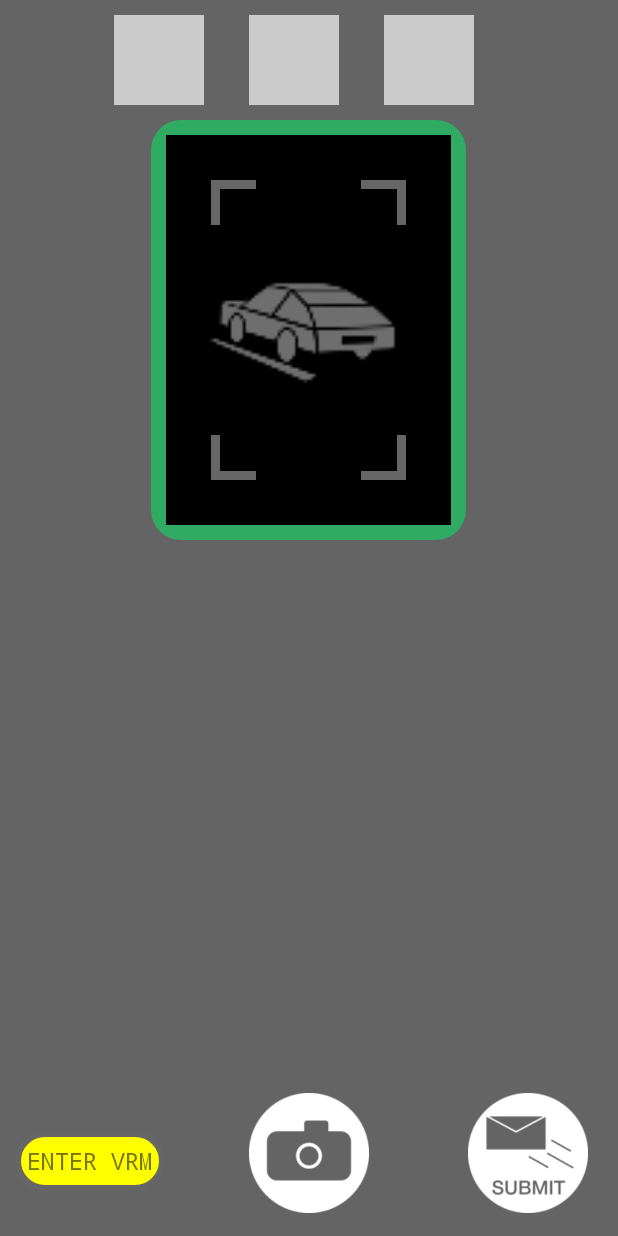
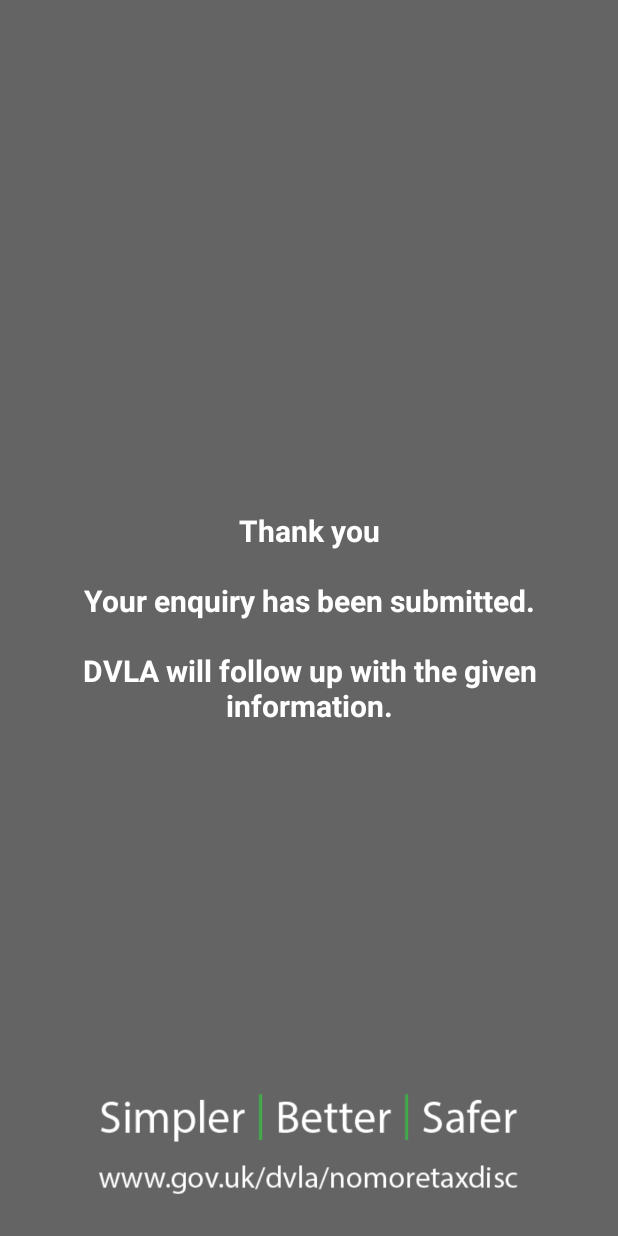
Before and after one commit to Izitaxed/android-dvlahack, an Android app: the layout camera.xml on its own in the app's theme, with its tools: preview values and no code run, on a phone screen of 412 x 824 dp. Run offline under Robolectric (Android 15) with nearby library versions, the light colour scheme and no system bars.

Commit message:
Added sbs image and new logo

```diff
--- a/app/src/main/java/com/hackathon/izitaxed/app/MainActivity.java
+++ b/app/src/main/java/com/hackathon/izitaxed/app/MainActivity.java
@@ -176,7 +176,7 @@
 
     protected void displayViewCamera(String vrm) {
         setContentView(R.layout.camera);
-        TextView submitView = (TextView) findViewById(R.id.submitted);
+        RelativeLayout submitView = (RelativeLayout) findViewById(R.id.submitted);
         submitView.setVisibility(View.GONE);
 
         final RelativeLayout cameraButton =(RelativeLayout) findViewById(R.id.cameraButton);
@@ -197,7 +197,7 @@
                     Build.MANUFACTURER + " " + Build.MODEL
                 ).toString();
 
-                TextView submitView = (TextView) findViewById(R.id.submitted);
+                RelativeLayout submitView = (RelativeLayout) findViewById(R.id.submitted);
                 new QuerySubmit().execute(json, submitView);
 
             }
--- a/app/src/main/java/com/hackathon/izitaxed/app/QuerySubmit.java
+++ b/app/src/main/java/com/hackathon/izitaxed/app/QuerySubmit.java
@@ -19,13 +19,13 @@
 public class QuerySubmit extends AsyncTask<Object, Void, Integer>
 {
     String json;
-    TextView submitView;
+    RelativeLayout submitView;
 
     @Override
     protected Integer doInBackground(Object... params)
     {
         this.json = (String) params[0];
-        this.submitView = (TextView) params[1];
+        this.submitView = (RelativeLayout) params[1];
 
         BufferedReader inBuffer = null;
         String url = "http://185.40.9.188:9110/DVLA/rest/postReport";
--- a/app/src/main/res/layout/camera.xml
+++ b/app/src/main/res/layout/camera.xml
@@ -7,7 +7,7 @@
     tools:context="com.hackathon.izitaxed.app.MainActivity">
 
     <RelativeLayout
-        android:layout_width="260dp"
+        android:layout_width="240dp"
         android:layout_height="60dp"
         android:layout_marginTop="10dp"
         android:layout_centerHorizontal="true">
@@ -170,7 +170,7 @@
             android:id="@+id/vrm_box"
             android:background="@drawable/vrm_box"
             android:layout_alignParentTop="true"
-            android:layout_marginTop="30dp"
+            android:layout_marginTop="24dp"
             android:layout_marginLeft="10dp"
             android:gravity="center"
             android:text="@string/defaultVRM"
@@ -199,7 +199,9 @@
         android:id="@+id/submitButton"
         ></RelativeLayout>
 
-    <TextView
+
+
+    <RelativeLayout
         android:layout_width="fill_parent"
         android:layout_height="fill_parent"
         android:text="@string/submitted"
@@ -208,9 +210,28 @@
         android:textSize="20dp"
         android:gravity="center"
         android:textStyle="bold"
-        android:background="#646464"
-        android:visibility="gone"
-        />
+        >
+        <TextView
+            android:layout_width="fill_parent"
+            android:layout_height="fill_parent"
+            android:text="@string/submitted"
+            android:textColor="#FFFFFF"
+            android:textSize="20dp"
+            android:gravity="center"
+            android:textStyle="bold"
+            android:background="#646464"
+            />
+        <ImageView
+            android:layout_width="300dp"
+            android:layout_height="100dp"
+            android:layout_alignParentBottom="true"
+            android:layout_centerHorizontal="true"
+            android:layout_marginBottom="10dp"
+            android:src="@drawable/sbs"
+            />
+
+        </RelativeLayout>
+
 
 
 </RelativeLayout>
```
Also changed, not shown: app/src/main/ic_launcher-web.png (added), app/src/main/res/drawable-hdpi/ic_launcher.png, app/src/main/res/drawable-mdpi/ic_launcher.png, app/src/main/res/drawable-xhdpi/ic_launcher.png, app/src/main/res/drawable-xxhdpi/ic_launcher.png, app/src/main/res/drawable/sbs.png (added).
